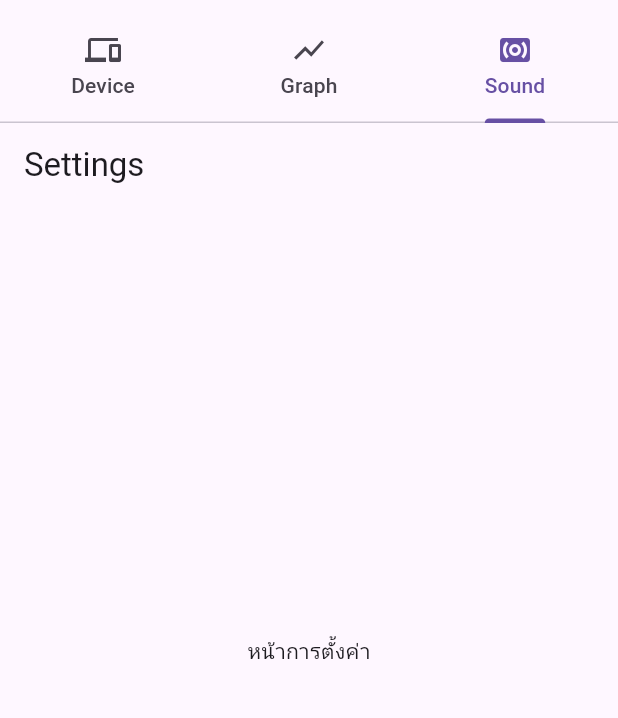
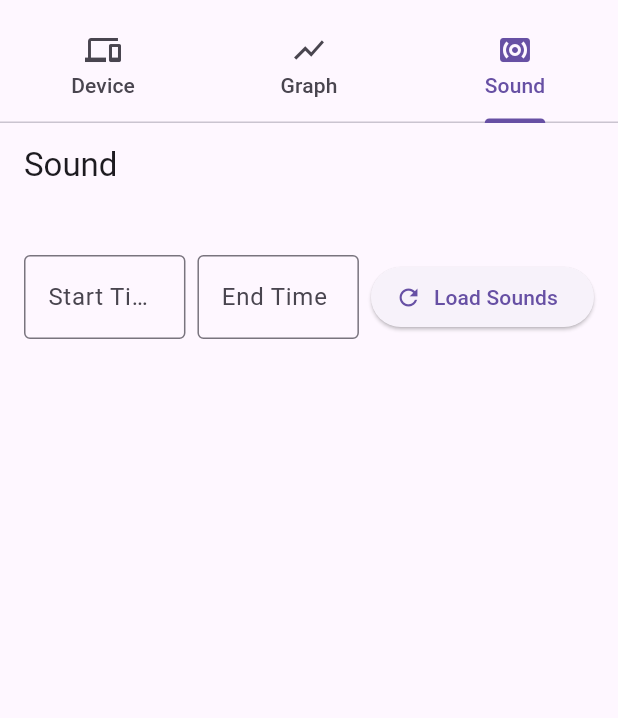
Before and after one commit to Pittayathorn/minimap, a Flutter app: the screen it shows after launch, tab 3 chosen, on a phone screen of 412 x 824 dp, the part 141-859 px from its top. Run offline on Flutter 3.47's test engine with Material 3 defaults, Android fonts, the phone set to English and light mode, and no system bars; our stand-ins replace audioplayers, fl_chart, permission_handler; network calls fail.

Commit message:
add sound

```diff
--- a/lib/home_page.dart
+++ b/lib/home_page.dart
@@ -101,8 +101,7 @@ class _HomePageState extends State<HomePage> {
             // ✅ ส่งค่า IMEI ใหม่ทุกครั้งที่ค่า _currentImei เปลี่ยน
             DevicePage(imei: _currentImei, key: ValueKey(_currentImei)),
             GraphPage(imei: _currentImei, key: ValueKey(_currentImei)),
-
-            const SoundPage(),
+            SoundPage(imei: _currentImei, key: ValueKey(_currentImei)),
           ],
         ),
       ),
--- a/lib/sound_page.dart
+++ b/lib/sound_page.dart
@@ -1,14 +1,159 @@
 import 'package:flutter/material.dart';
+import 'package:http/http.dart' as http;
+import 'dart:convert';
+import 'package:audioplayers/audioplayers.dart';
 
-class SoundPage extends StatelessWidget {
-  const SoundPage({super.key});
+class SoundPage extends StatefulWidget {
+  final String imei;
+
+  const SoundPage({super.key, required this.imei});
+
+  @override
+  _SoundPageState createState() => _SoundPageState();
+}
+
+class _SoundPageState extends State<SoundPage> {
+  final AudioPlayer _player = AudioPlayer();
+
+  final TextEditingController _startTimeController = TextEditingController();
+  final TextEditingController _endTimeController = TextEditingController();
+
+  String? _selectedPath;
+  List<String> _pathOptions = [];
+
+  // ฟังก์ชันสำหรับเลือกวันเวลา
+  Future<void> _selectDateTime(TextEditingController controller) async {
+    final DateTime? picked = await showDatePicker(
+      context: context,
+      initialDate: DateTime.now(),
+      firstDate: DateTime(2024),
+      lastDate: DateTime(2026),
+    );
+
+    if (picked != null) {
+      final TimeOfDay? time = await showTimePicker(
+        context: context,
+        initialTime: TimeOfDay.now(),
+      );
+
+      if (time != null) {
+        final DateTime fullDateTime = DateTime(
+            picked.year, picked.month, picked.day, time.hour, time.minute);
+        controller.text = fullDateTime.toString().split('.').first;
+      }
+    }
+  }
+
+  // ฟังก์ชันสำหรับดึงรายชื่อเสียง
+  Future<void> _fetchAvailablePaths() async {
+    final imei = widget.imei.trim();
+    final startTime = _startTimeController.text.trim();
+    final endTime = _endTimeController.text.trim();
+
+    if (imei.isEmpty || startTime.isEmpty || endTime.isEmpty) {
+      ScaffoldMessenger.of(context).showSnackBar(
+        const SnackBar(
+            content: Text('Please enter IMEI, start time, and end time')),
+      );
+      return;
+    }
+
+    final url = Uri.parse(
+        'https://pync.minimap.site/api/sound/list?imei=$imei&start=$startTime&end=$endTime');
+
+    try {
+      final response = await http.get(url);
+      if (response.statusCode == 200) {
+        final List<dynamic> data = json.decode(response.body);
+        setState(() {
+          _pathOptions = data.map<String>((e) => e['path'].toString()).toList();
+          _selectedPath = _pathOptions.isNotEmpty ? _pathOptions.first : null;
+        });
+      } else {
+        throw Exception('Failed to fetch sound list');
+      }
+    } catch (e) {
+      ScaffoldMessenger.of(context).showSnackBar(
+        SnackBar(content: Text('Error: ${e.toString()}')),
+      );
+    }
+  }
+
+  // ฟังก์ชันสำหรับเล่นเสียงที่เลือก
+  // void _playSelectedPath() async {
+  //   if (_selectedPath != null) {
+  //     final url = 'https://pync.minimap.site/api/sound/load?$path';
+  //     await _player.play(UrlSource(url));
+  //   }
+  // }
 
   @override
   Widget build(BuildContext context) {
     return Scaffold(
-      appBar: AppBar(title: const Text('Settings')),
-      body: const Center(
-        child: Text('หน้าการตั้งค่า'),
+      appBar: AppBar(title: const Text('Sound')),
+      body: Padding(
+        padding: const EdgeInsets.all(16),
+        child: Column(
+          children: [
+            const SizedBox(height: 16),
+            // เลือกวันและเวลา
+            Row(
+              children: [
+                Expanded(
+                  child: TextField(
+                    controller: _startTimeController,
+                    readOnly: true,
+                    decoration: const InputDecoration(
+                      labelText: 'Start Time',
+                      border: OutlineInputBorder(),
+                    ),
+                    onTap: () => _selectDateTime(_startTimeController),
+                  ),
+                ),
+                const SizedBox(width: 8),
+                Expanded(
+                  child: TextField(
+                    controller: _endTimeController,
+                    readOnly: true,
+                    decoration: const InputDecoration(
+                      labelText: 'End Time',
+                      border: OutlineInputBorder(),
+                    ),
+                    onTap: () => _selectDateTime(_endTimeController),
+                  ),
+                ),
+                const SizedBox(width: 8),
+                ElevatedButton.icon(
+                  icon: const Icon(Icons.refresh),
+                  label: const Text('Load Sounds'),
+                  onPressed: _fetchAvailablePaths,
+                ),
+              ],
+            ),
+            // แสดงเสียงทั้งหมดในรูปแบบการ์ด
+            Expanded(
+              child: ListView.builder(
+                itemCount: _pathOptions.length,
+                itemBuilder: (context, index) {
+                  final path = _pathOptions[index];
+                  return Card(
+                    child: ListTile(
+                      leading: IconButton(
+                        icon: const Icon(Icons.play_arrow),
+                        onPressed: () {
+                          final url =
+                              'https://pync.minimap.site/api/sound?$path';
+                          _player.play(UrlSource(url));
+                        },
+                      ),
+                      title: Text(path),
+                    ),
+                  );
+                },
+              ),
+            )
+          ],
+        ),
       ),
     );
   }
```
Also changed, not shown: pubspec.yaml (+5 -69 lines), pubspec.lock, 5 other files.
